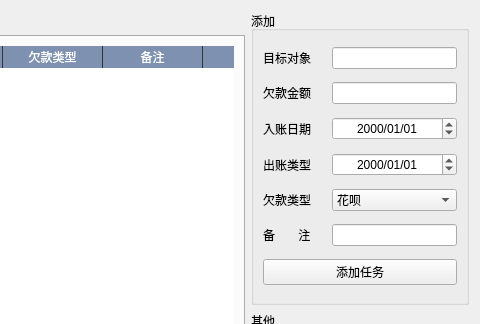
The window that bill.ui (Sisyphean-a/BillTrack) describes before a commit, drawn with Qt 5; both pictures show x 420 to 900 and y 0 to 324 of the 900 by 621 pixel window.
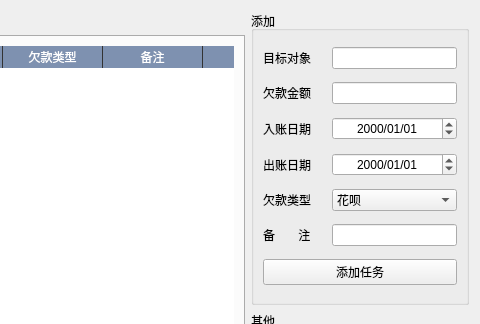
The same window after the commit.

```diff
--- a/bill.ui
+++ b/bill.ui
@@ -456,7 +456,7 @@
           <item>
            <widget class="QLabel" name="label_7">
             <property name="text">
-             <string>出账类型</string>
+             <string>出账日期</string>
             </property>
            </widget>
           </item>
```
Left out of the diff: 6 changed lines with no effect on the pictures.
